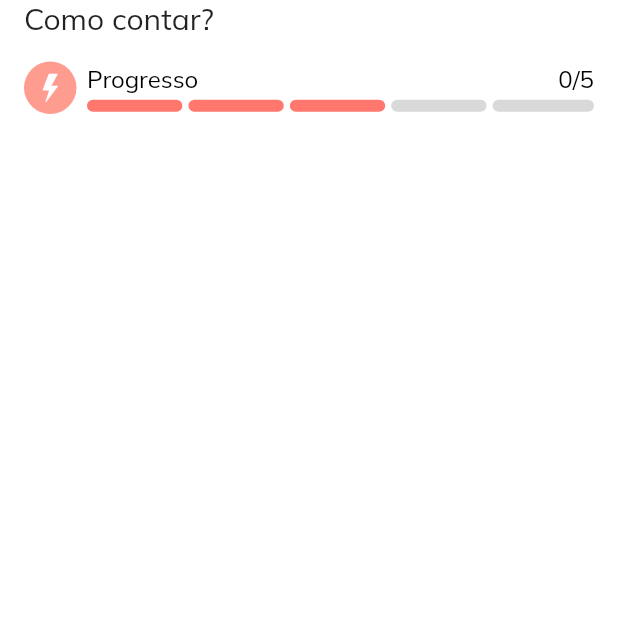
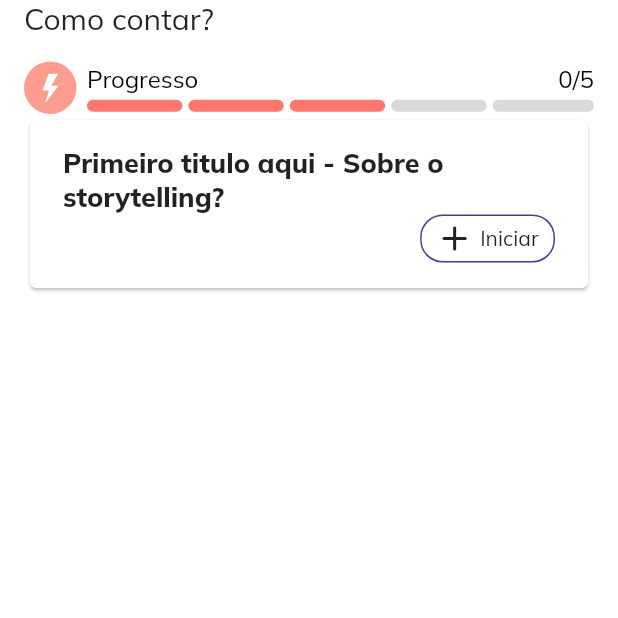
Before and after one commit to elionaimelo/theo, a Flutter app: the LearningScreen screen opened by its route, on a phone screen of 412 x 824 dp, the top half of it. Run offline on Flutter 3.47's test engine with Material 2 defaults, Android fonts, the phone set to English and light mode, and no system bars; our stand-ins replace flutter_feather_icons, flutter_svg, google_fonts, splashscreen.

Commit message:
wip: story card

```diff
--- a/lib/pages/learning_screen/components/story_card.dart
+++ b/lib/pages/learning_screen/components/story_card.dart
@@ -1,8 +1,63 @@
-import 'package:flutter/cupertino.dart';
+import 'package:flutter/material.dart';
+import 'package:google_fonts/google_fonts.dart';
+import 'package:theo/styles/colors.dart';
+import 'package:flutter_feather_icons/flutter_feather_icons.dart';
 
 class StoryCard extends StatelessWidget {
   @override
   Widget build(BuildContext context) {
-    return Container();
+    return Card(
+      child: Container(
+        padding: EdgeInsets.symmetric(horizontal: 22, vertical: 17),
+        child: Column(
+          children: [
+            _title,
+            Row(
+              mainAxisAlignment: MainAxisAlignment.spaceBetween,
+              children: [
+                _status,
+                _button,
+              ],
+            )
+          ],
+        ),
+      ),
+    );
   }
+
+  Widget get _status => Container();
+
+  Widget get _title => Text(
+        'Primeiro titulo aqui - Sobre o storytelling?',
+        style: GoogleFonts.muli(
+          fontSize: 18,
+          fontWeight: FontWeight.w800,
+        ),
+      );
+
+  Widget get _button => Ink(
+        decoration: BoxDecoration(
+          border: Border.all(
+            color: TheoColors.primary,
+          ),
+          borderRadius: BorderRadius.circular(15),
+        ),
+        child: InkWell(
+          borderRadius: BorderRadius.circular(15),
+          onTap: () {},
+          child: Container(
+            padding: EdgeInsets.symmetric(horizontal: 10, vertical: 3),
+            child: Row(
+              crossAxisAlignment: CrossAxisAlignment.center,
+              children: [
+                Icon(FeatherIcons.plus),
+                Container(
+                  margin: EdgeInsets.only(left: 5),
+                ),
+                Text('Iniciar'),
+              ],
+            ),
+          ),
+        ),
+      );
 }
--- a/lib/pages/learning_screen/learning_screen.dart
+++ b/lib/pages/learning_screen/learning_screen.dart
@@ -1,6 +1,7 @@
 import 'package:flutter/material.dart';
 import 'package:google_fonts/google_fonts.dart';
 import 'package:theo/components/story_progress/story_progress.dart';
+import 'package:theo/pages/learning_screen/components/story_card.dart';
 
 class LearningScreen extends StatefulWidget {
   @override
@@ -26,6 +27,8 @@ class _LearningScreenState extends State<LearningScreen> {
                 progress: 4,
                 total: 5,
               ),
+
+              StoryCard(),
               // Expanded(child: _list),
             ],
           ),
--- a/pubspec.yaml
+++ b/pubspec.yaml
@@ -29,6 +29,7 @@ dependencies:
   cupertino_icons: ^1.0.0
   flutter_svg: ^0.19.3
   google_fonts: ^2.0.0
+  flutter_feather_icons: ^2.0.0
 
 dev_dependencies:
   flutter_test:
```
Also changed, not shown: pubspec.lock.
